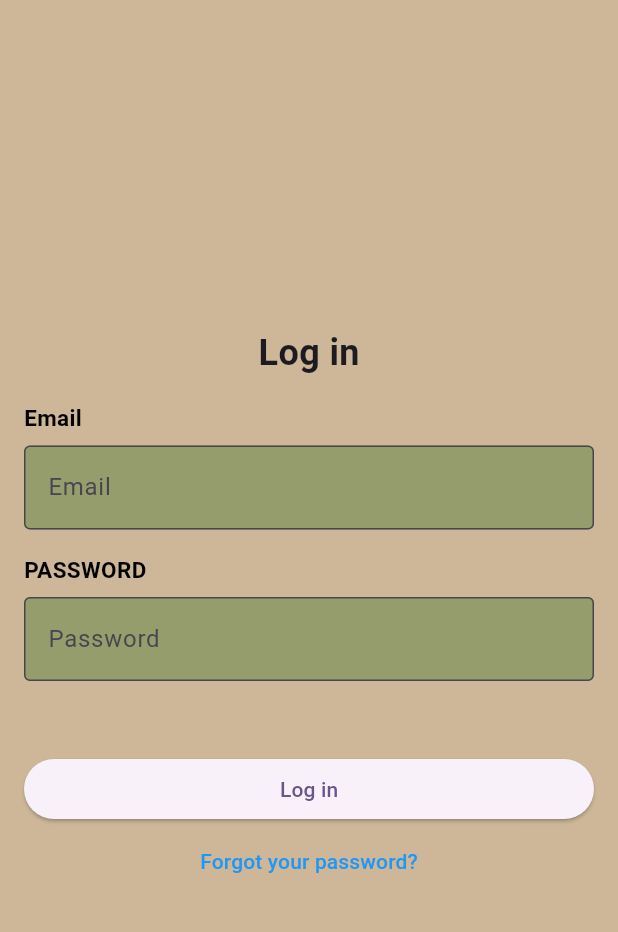
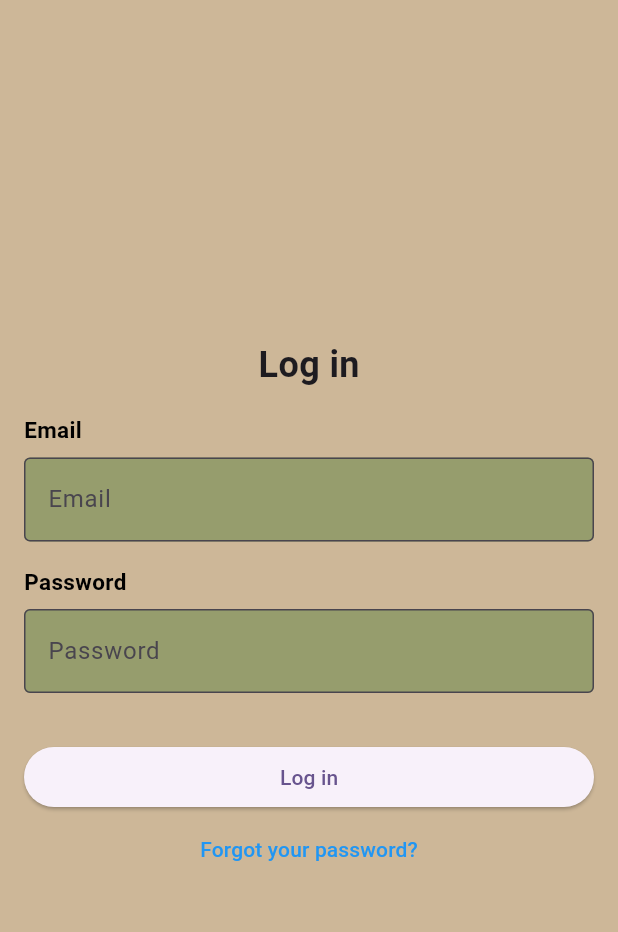
Before and after one commit to hoanganhnguyen1198/auslan_translator_app, a Flutter app: the screen it shows after launch, after a tap on "Log in", on a phone screen of 412 x 824 dp, the part 60-992 px from its top. Run offline on Flutter 3.47's test engine with Material 3 defaults, Android fonts, the phone set to English and light mode, and no system bars; our stand-ins replace cloud_firestore, firebase_auth, firebase_core, image_picker, sizer, video_player; missing offline and left inert: tflite_flutter; accounts and stored records are empty; network calls fail; project files that could hold a hidden picture were left out.

Commit message:
model added/added loading in login screen

```diff
--- a/lib/screens/ImageScreen/mainImageScreen.dart
+++ b/lib/screens/ImageScreen/mainImageScreen.dart
@@ -26,7 +26,7 @@ class _ImageScreenState extends State<ImageScreen> {
   String _result = '';
   List<bool> _isSelected = [true, false]; // Initial state for ToggleButtons
   String _modelPath =
-      'assets/tensorflowModel/model.tflite'; // Default model path
+      'assets/tensorflowModel/asl_words_model.tflite'; // Default model path
   String _videoModelPath =
       'assets/tensorflowModel/video_model.tflite'; // Default video model path
 
@@ -440,13 +440,13 @@ class _ImageScreenState extends State<ImageScreen> {
                       // Switch the model based on the selected option
                       if (_isSelected[0]) {
                         _modelPath =
-                            'assets/tensorflowModel/model.tflite'; // Default model
+                            'assets/tensorflowModel/asl_words_model.tflite'; // Default model
                         _videoModelPath =
                             'assets/tensorflowModel/video_model.tflite'; // Video model
                         _loadModel();
                       } else {
                         _modelPath =
-                            'assets/tensorflowModel/auslan_alphabet_classifier_1.tflite'; // New model
+                            'assets/tensorflowModel/auslan_alphabet_model.tflite'; // New model
                         _videoModelPath =
                             'assets/tensorflowModel/new_video_model.tflite'; // New video model
                         _loadModel();
--- a/lib/screens/auth/loginScreen.dart
+++ b/lib/screens/auth/loginScreen.dart
@@ -1,10 +1,10 @@
 import 'package:flutter/material.dart';
 import 'package:csit998_capstone_g16/utils/colors.dart';
-
 import 'package:firebase_auth/firebase_auth.dart';
 
 class LoginScreen extends StatefulWidget {
   const LoginScreen({super.key});
+
   @override
   _LoginScreenState createState() => _LoginScreenState();
 }
@@ -13,8 +13,13 @@ class _LoginScreenState extends State<LoginScreen> {
   final FirebaseAuth _auth = FirebaseAuth.instance;
   final TextEditingController _emailController = TextEditingController();
   final TextEditingController _passwordController = TextEditingController();
+  bool _isLoading = false; // Add a loading state
 
   Future<void> _login() async {
+    setState(() {
+      _isLoading = true; // Show the loader
+    });
+
     try {
       UserCredential userCredential = await _auth.signInWithEmailAndPassword(
         email: _emailController.text,
@@ -46,6 +51,10 @@ class _LoginScreenState extends State<LoginScreen> {
       ScaffoldMessenger.of(context).showSnackBar(
         SnackBar(content: Text('Failed to login due to unexpected error: $e')),
       );
+    } finally {
+      setState(() {
+        _isLoading = false; // Hide the loader
+      });
     }
   }
 
@@ -66,7 +75,14 @@ class _LoginScreenState extends State<LoginScreen> {
         title: Text('Login'),
         backgroundColor: bgColor,
       ),
-      body: Container(
+      body: _isLoading
+          ? // Show the loader when _isLoading is true
+          Center(
+              child: CircularProgressIndicator(),
+            )
+          : Stack(
+              children: [
+                Container(
                   color: bgColor,
                   child: Column(
                     mainAxisAlignment: MainAxisAlignment.center,
@@ -88,7 +104,6 @@ class _LoginScreenState extends State<LoginScreen> {
                           children: [
                             Text(
                               'Email',
-                    textAlign: TextAlign.left,
                               style: TextStyle(
                                 color: Colors.black,
                                 fontSize: 15,
@@ -115,8 +130,7 @@ class _LoginScreenState extends State<LoginScreen> {
                           crossAxisAlignment: CrossAxisAlignment.start,
                           children: [
                             Text(
-                    'PASSWORD',
-                    textAlign: TextAlign.left,
+                              'Password',
                               style: TextStyle(
                                 color: Colors.black,
                                 fontSize: 15,
@@ -137,7 +151,6 @@ class _LoginScreenState extends State<LoginScreen> {
                           ],
                         ),
                       ),
-            SizedBox(height: 16),
                       SizedBox(height: 32),
                       Padding(
                         padding: const EdgeInsets.symmetric(horizontal: 16.0),
@@ -162,6 +175,8 @@ class _LoginScreenState extends State<LoginScreen> {
                     ],
                   ),
                 ),
+              ],
+            ),
     );
   }
 }
```
Also changed, not shown: 4 other files. Lines whose indentation alone changed are shown as unchanged.
